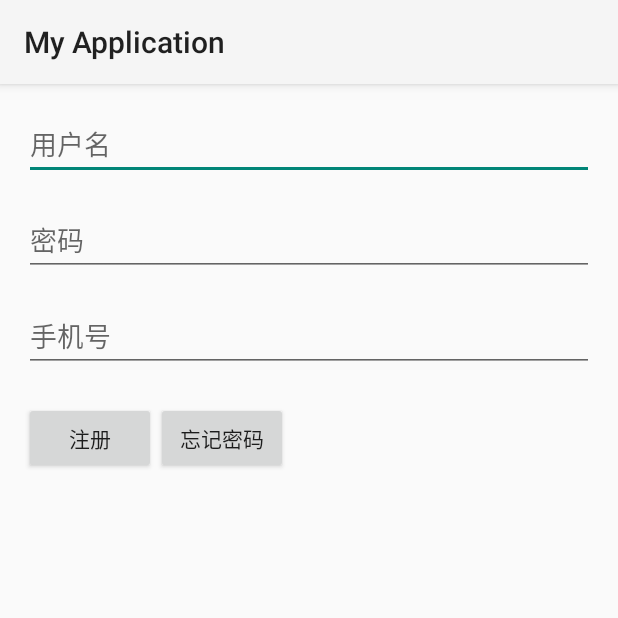
After one commit to M4kiseKurisu/Android-Sport-App, an Android app: the RegisterActivity screen opened directly, with no data from a screen before it, on a phone screen of 412 x 824 dp, the top half of it. The commit adds this screen. Run offline under Robolectric (Android 15) with nearby library versions, the phone set to English and light mode, and no system bars.

Commit message:
登录-注册逻辑完成

```diff
--- /dev/null
+++ b/app/src/main/java/com/example/myapplication/RegisterActivity.java
@@ -0,0 +1,96 @@
+package com.example.myapplication;
+import androidx.appcompat.app.AppCompatActivity;
+
+import android.app.AlertDialog;
+import android.content.ContentValues;
+import android.content.DialogInterface;
+import android.content.Intent;
+import android.os.Bundle;
+import android.view.View;
+import android.widget.Button;
+import android.widget.EditText;
+
+import java.util.zip.CRC32C;
+
+
+public class RegisterActivity extends AppCompatActivity {
+
+    private EditText editTextUsername;
+    private EditText editTextPassword;
+    private EditText editTextPhoneNumber;
+    private Button buttonRegister2;
+    private Button buttonForgetPwd;
+    private DataBaseHelper dataBaseHelper;
+
+    @Override
+    protected void onCreate(Bundle savedInstanceState) {
+        super.onCreate(savedInstanceState);
+        setContentView(R.layout.activity_register); // 创建一个新的布局文件
+
+        editTextUsername = findViewById(R.id.editTextUsername);
+        editTextPassword = findViewById(R.id.editTextPassword);
+        editTextPhoneNumber = findViewById(R.id.editTextPhoneNumber);
+        buttonRegister2 = findViewById(R.id.buttonRegister2);
+        buttonForgetPwd = findViewById(R.id.buttonForgetPwd);
+        buttonRegister2.setOnClickListener(new View.OnClickListener() {
+            @Override
+            public void onClick(View v) {
+                String username = editTextUsername.getText().toString();
+                String password = editTextPassword.getText().toString();
+                String phoneNumber = editTextPhoneNumber.getText().toString();
+                registerUser(username, password,phoneNumber);
+            }
+        });
+        buttonForgetPwd.setOnClickListener(new View.OnClickListener() {
+            @Override
+            public void onClick(View v) {
+                Intent intent = new Intent(RegisterActivity.this, ForgetPwdActivity.class);
+                startActivity(intent);
+            }
+        });
+    }
+
+    private void registerUser(String username, String password, String phoneNumber) {
+        dataBaseHelper =  new DataBaseHelper(this, "DataBase.db", null, 1);
+        ContentValues values = new ContentValues();
+        values.put("name",username);
+        values.put("password",password);
+        values.put("phoneNumber",phoneNumber);
+        ContentValues values1 = new ContentValues();
+        values1.put("phoneNumber",phoneNumber);
+        values1.put("password",password);
+        ContentValues values2 = new ContentValues();
+        values2.put("name",username);
+        values2.put("password",password);
+        ContentValues values3 = new ContentValues();
+        long result = dataBaseHelper.getWritableDatabase().insert("User",null,values);
+        long result2 = dataBaseHelper.getWritableDatabase().insert("PasswordTB",null,values1);
+        long result3 = dataBaseHelper.getWritableDatabase().insert("LoginTB",null,values2);
+        values3.put("name",username);
+        values3.put("id",result);
+        long result4 = dataBaseHelper.getWritableDatabase().insert("IdTB",null,values3);
+        if (result != -1 && result2 != -1 && result3 != -1 && result4 != -1) {
+            Intent intent = new Intent(RegisterActivity.this, LoginActivity.class);
+            startActivity(intent);
+        } else {
+            showAlert("注册失败","用户名或手机号重复");
+        }
+    }
+
+    private void showAlert(String title, String message) {
+        AlertDialog.Builder builder = new AlertDialog.Builder(this);
+        builder.setTitle(title);
+        builder.setMessage(message);
+        builder.setPositiveButton("确定", new DialogInterface.OnClickListener() {
+            @Override
+            public void onClick(DialogInterface dialogInterface, int i) {
+                // 点击确定按钮后的操作
+            }
+        });
+        builder.setNegativeButton("取消", null); // 不需要特殊操作时可以传递null
+
+        AlertDialog dialog = builder.create();
+        dialog.show();
+    }
+
+}
--- /dev/null
+++ b/app/src/main/res/layout/activity_register.xml
@@ -0,0 +1,50 @@
+<?xml version="1.0" encoding="utf-8"?>
+<RelativeLayout xmlns:android="http://schemas.android.com/apk/res/android"
+    android:layout_width="match_parent"
+    android:layout_height="match_parent"
+    android:padding="16dp">
+
+    <EditText
+        android:id="@+id/editTextUsername"
+        android:layout_width="match_parent"
+        android:layout_height="wrap_content"
+        android:hint="用户名"
+        android:inputType="textPersonName"/>
+
+    <EditText
+        android:id="@+id/editTextPassword"
+        android:layout_width="match_parent"
+        android:layout_height="wrap_content"
+        android:inputType="textPassword"
+        android:hint="密码"
+        android:layout_below="@id/editTextUsername"
+        android:layout_marginTop="16dp"/>
+    <EditText
+        android:id="@+id/editTextPhoneNumber"
+        android:layout_width="match_parent"
+        android:layout_height="wrap_content"
+        android:hint="手机号"
+        android:layout_below="@id/editTextPassword"
+        android:layout_marginTop="16dp"/>
+    <LinearLayout
+        android:layout_width="match_parent"
+        android:layout_height="wrap_content"
+        android:layout_below="@id/editTextPhoneNumber"
+        android:orientation="horizontal">
+        <Button
+            android:id="@+id/buttonRegister2"
+            android:layout_width="wrap_content"
+            android:layout_height="wrap_content"
+            android:text="注册"
+            android:layout_centerHorizontal="true"
+            android:layout_marginTop="20dp"/>
+        <Button
+            android:id="@+id/buttonForgetPwd"
+            android:layout_width="wrap_content"
+            android:layout_height="wrap_content"
+            android:text="忘记密码"
+            android:layout_centerHorizontal="true"
+            android:layout_marginTop="20dp"/>
+    </LinearLayout>
+
+</RelativeLayout>
```
Also changed, not shown: app/src/main/AndroidManifest.xml (+14 -5 lines), app/src/main/java/com/example/myapplication/DataBaseHelper.java (+70 -0 lines), app/src/main/java/com/example/myapplication/ForgetPwdActivity.java (added, +47 -0 lines), app/src/main/java/com/example/myapplication/LoginActivity.java (+43 -5 lines), app/src/main/res/layout/activity_forgetpwd.xml (added, +22 -0 lines), app/src/main/res/layout/activity_login.xml (+18 -2 lines).
